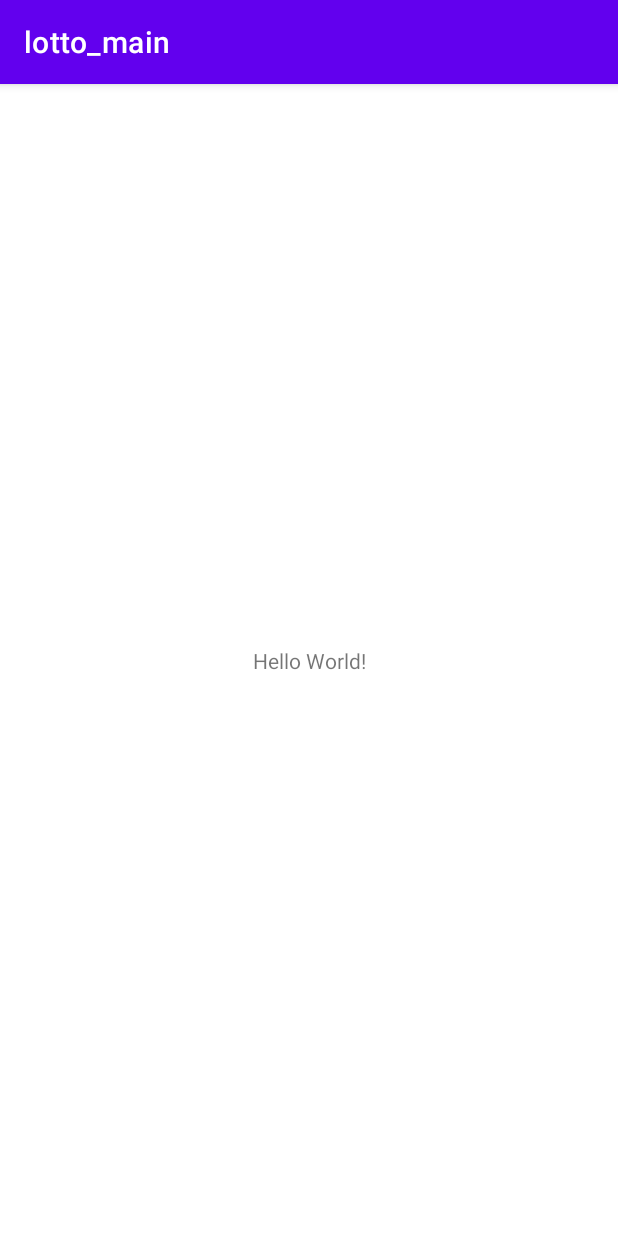
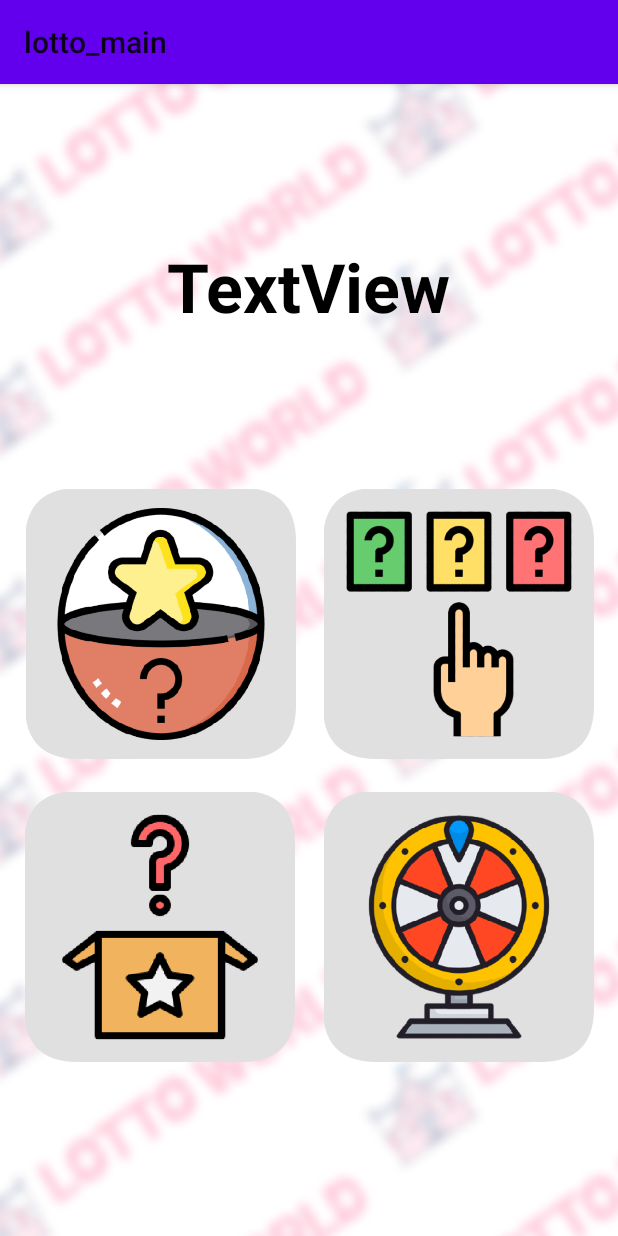
Before and after one commit to sthsssss/lw2, an Android app: the screen it shows after launch (MainActivity), on a phone screen of 412 x 824 dp. Run offline under Robolectric (Android 15) with nearby library versions, the phone set to English and light mode, and no system bars.

Commit message:
Add buttons

```diff
--- a/app/src/main/res/layout/activity_main.xml
+++ b/app/src/main/res/layout/activity_main.xml
@@ -4,15 +4,69 @@
   xmlns:tools="http://schemas.android.com/tools"
   android:layout_width="match_parent"
   android:layout_height="match_parent"
-  tools:context=".MainActivity">
+  tools:context=".MainActivity"
+  android:background="@drawable/background">
+
+  <Button
+    android:id="@+id/cardBtn"
+    android:layout_width="180dp"
+    android:layout_height="180dp"
+    android:layout_marginEnd="16dp"
+    android:background="@drawable/card"
+    android:textColor="#333333"
+    app:layout_constraintBottom_toTopOf="@+id/rouletteBtn"
+    app:layout_constraintEnd_toEndOf="parent"
+    app:layout_constraintTop_toTopOf="parent"
+    app:layout_constraintVertical_bias="0.925" />
+
+  <Button
+    android:id="@+id/basicBtn"
+    android:layout_width="180dp"
+    android:layout_height="180dp"
+    android:background="@drawable/basic"
+    android:textColor="#333333"
+    app:layout_constraintBottom_toTopOf="@+id/boxBtn"
+    app:layout_constraintEnd_toStartOf="@+id/cardBtn"
+    app:layout_constraintHorizontal_bias="0.485"
+    app:layout_constraintStart_toStartOf="parent"
+    app:layout_constraintTop_toTopOf="parent"
+    app:layout_constraintVertical_bias="0.925" />
+
+  <Button
+    android:id="@+id/rouletteBtn"
+    android:layout_width="180dp"
+    android:layout_height="180dp"
+    android:layout_marginEnd="16dp"
+    android:layout_marginBottom="116dp"
+    android:background="@drawable/roulette"
+    android:textColor="#333333"
+    app:layout_constraintBottom_toBottomOf="parent"
+    app:layout_constraintEnd_toEndOf="parent" />
+
+  <Button
+    android:id="@+id/boxBtn"
+    android:layout_width="180dp"
+    android:layout_height="180dp"
+    android:layout_marginBottom="116dp"
+    android:background="@drawable/box"
+    android:textColor="#333333"
+    app:layout_constraintBottom_toBottomOf="parent"
+    app:layout_constraintEnd_toStartOf="@+id/rouletteBtn"
+    app:layout_constraintHorizontal_bias="0.457"
+    app:layout_constraintStart_toStartOf="parent" />
 
   <TextView
+    android:id="@+id/textView"
     android:layout_width="wrap_content"
     android:layout_height="wrap_content"
-    android:text="Hello World!"
-    app:layout_constraintBottom_toBottomOf="parent"
+    android:text="TextView"
+    android:textColor="#000000"
+    android:textSize="45dp"
+    android:textStyle="bold"
+    app:layout_constraintBottom_toTopOf="@+id/basicBtn"
     app:layout_constraintEnd_toEndOf="parent"
     app:layout_constraintStart_toStartOf="parent"
-    app:layout_constraintTop_toTopOf="parent" />
+    app:layout_constraintTop_toTopOf="parent"
+    tools:text="번호 생성" />
 
 </androidx.constraintlayout.widget.ConstraintLayout>
--- a/app/src/main/res/values-night/themes.xml
+++ b/app/src/main/res/values-night/themes.xml
@@ -1,6 +1,6 @@
 <resources xmlns:tools="http://schemas.android.com/tools">
   <!-- Base application theme. -->
-  <style name="Theme.Lotto_main" parent="Theme.MaterialComponents.DayNight.DarkActionBar">
+  <style name="Theme.Lotto_main" parent="Theme.AppCompat.Light">
     <!-- Primary brand color. -->
     <item name="colorPrimary">@color/purple_200</item>
     <item name="colorPrimaryVariant">@color/purple_700</item>
--- a/app/src/main/res/values/themes.xml
+++ b/app/src/main/res/values/themes.xml
@@ -1,6 +1,6 @@
 <resources xmlns:tools="http://schemas.android.com/tools">
   <!-- Base application theme. -->
-  <style name="Theme.Lotto_main" parent="Theme.MaterialComponents.DayNight.DarkActionBar">
+  <style name="Theme.Lotto_main" parent="Theme.AppCompat.Light">
     <!-- Primary brand color. -->
     <item name="colorPrimary">@color/purple_500</item>
     <item name="colorPrimaryVariant">@color/purple_700</item>
```
Also changed, not shown: app/src/main/res/drawable/background.jpg (added), app/src/main/res/drawable/basic.png (added), app/src/main/res/drawable/box.png (added), app/src/main/res/drawable/card.png (added), app/src/main/res/drawable/roulette.png (added).
